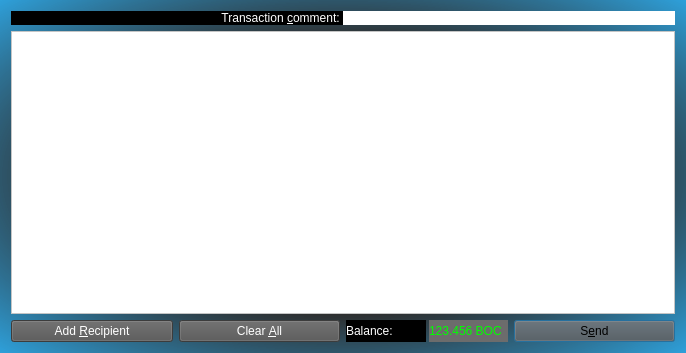
Before: the Qt Designer form src/qt/forms/sendcoinsdialog.ui in shifter/OSC, drawn with Qt 5.
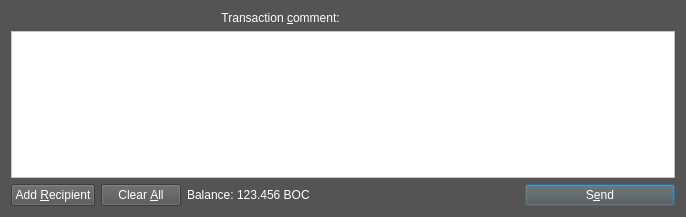
After: the same form once the commit is applied. Icons and pictures are not drawn. Custom widgets are drawn as their Qt base class.

The edit to the form file:
```diff
--- a/src/qt/forms/sendcoinsdialog.ui
+++ b/src/qt/forms/sendcoinsdialog.ui
@@ -7,14 +7,16 @@
     <x>0</x>
     <y>0</y>
     <width>686</width>
-    <height>353</height>
+    <height>217</height>
    </rect>
   </property>
   <property name="windowTitle">
    <string>Send Coins</string>
   </property>
   <property name="styleSheet">
-   <string notr="true">background-color: qradialgradient(spread:repeat, cx:0.5, cy:0.5, radius:0.777, fx:0.5, fy:0.5, stop:0 rgba(0, 169, 255, 147), stop:0.497326 rgba(0, 0, 0, 147), stop:1 rgba(0, 169, 255, 147));</string>
+   <string notr="true">background-color: rgb(84, 84, 84);
+color: #FFF;
+border-color: rgb(255, 255, 255) 2px;</string>
   </property>
   <layout class="QVBoxLayout" name="verticalLayout">
    <item>
@@ -24,10 +26,6 @@
      </property>
      <item>
       <widget class="QLabel" name="labelTxComment">
-       <property name="styleSheet">
-        <string notr="true">color: rgb(255, 255, 255);
-background-color: rgb(0, 0, 0);</string>
-       </property>
        <property name="text">
         <string>Transaction &amp;comment: </string>
        </property>
@@ -47,9 +45,6 @@
        <property name="toolTip">
         <string>Enter a transaction comment  (MAX 256 Characters) (Note: this information is public)</string>
        </property>
-       <property name="styleSheet">
-        <string notr="true">background-color: rgb(255, 255, 255);</string>
-       </property>
       </widget>
      </item>
     </layout>
@@ -57,7 +52,9 @@
    <item>
     <widget class="QScrollArea" name="scrollArea">
      <property name="styleSheet">
-      <string notr="true">background-color: rgb(255, 255, 255);</string>
+      <string notr="true">background-color: #FFF;
+color: #000;
+border-color: #dadada 2px solid;</string>
      </property>
      <property name="widgetResizable">
       <bool>true</bool>
@@ -68,7 +65,7 @@
         <x>0</x>
         <y>0</y>
         <width>666</width>
-        <height>280</height>
+        <height>144</height>
        </rect>
       </property>
       <layout class="QVBoxLayout" name="verticalLayout_2">
@@ -108,7 +105,8 @@
        </property>
        <property name="styleSheet">
         <string notr="true">background-color: rgb(84, 84, 84);
-color: rgb(255, 255, 255);</string>
+color: #FFF;
+border-color: rgb(255, 255, 255) 2px;</string>
        </property>
        <property name="text">
         <string>Add &amp;Recipient</string>
@@ -135,7 +133,8 @@
        </property>
        <property name="styleSheet">
         <string notr="true">background-color: rgb(84, 84, 84);
-color: rgb(255, 255, 255);</string>
+color: #FFF;
+border-color: rgb(255, 255, 255) 2px;</string>
        </property>
        <property name="text">
         <string>Clear &amp;All</string>
@@ -159,10 +158,6 @@
        </property>
        <item>
         <widget class="QLabel" name="label">
-         <property name="styleSheet">
-          <string notr="true">color: rgb(255, 255, 255);
-background-color: rgb(0, 0, 0);</string>
-         </property>
          <property name="text">
           <string>Balance:</string>
          </property>
@@ -173,11 +168,6 @@
          <property name="cursor">
           <cursorShape>IBeamCursor</cursorShape>
          </property>
-         <property name="styleSheet">
-          <string notr="true">color: rgb(0, 255, 0);
-font: 75 8pt &quot;MS Shell Dlg 2&quot;;
-background-color: rgb(108, 108, 108);</string>
-         </property>
          <property name="text">
           <string>123.456 BOC</string>
          </property>
@@ -188,6 +178,19 @@
        </item>
       </layout>
      </item>
+     <item>
+      <spacer name="horizontalSpacer">
+       <property name="orientation">
+        <enum>Qt::Horizontal</enum>
+       </property>
+       <property name="sizeHint" stdset="0">
+        <size>
+         <width>40</width>
+         <height>20</height>
+        </size>
+       </property>
+      </spacer>
+     </item>
      <item>
       <widget class="QPushButton" name="sendButton">
        <property name="minimumSize">
@@ -200,7 +203,9 @@
         <string>Confirm the send action</string>
        </property>
        <property name="styleSheet">
-        <string notr="true">background-color: rgb(84, 84, 84);</string>
+        <string notr="true">background-color: rgb(84, 84, 84);
+color: #FFF;
+border-color: rgb(255, 255, 255) 2px;</string>
        </property>
        <property name="text">
         <string>S&amp;end</string>
```
Left out of the diff: 8 changed lines with no effect on the pictures.
